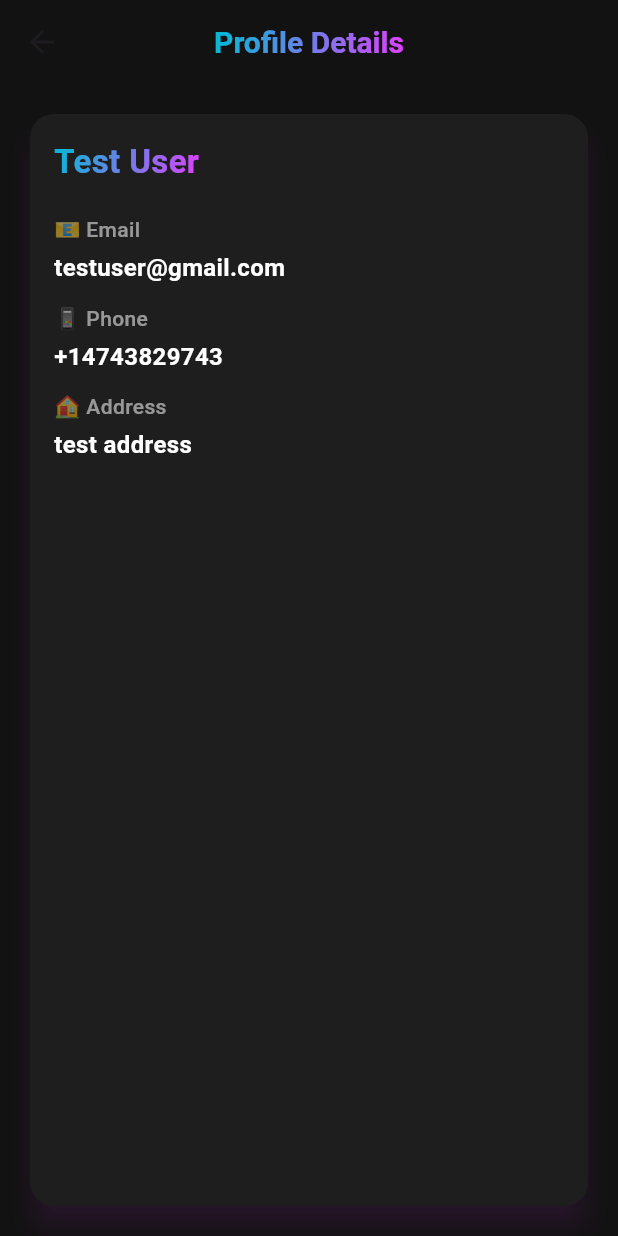
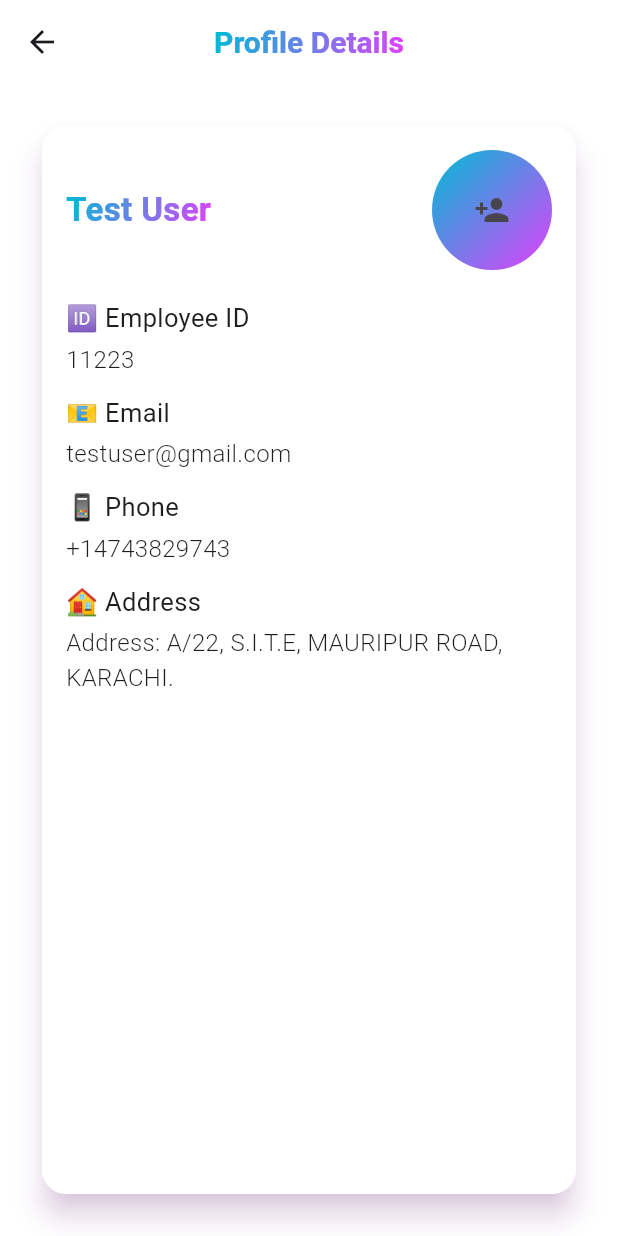
Before and after one commit to mubasheransari/motives-t-new, a Flutter app: the ProfileScreenNew screen opened directly, on a phone screen of 412 x 824 dp. Run offline on Flutter 3.47's test engine with Material 3 defaults, Android fonts, the phone set to English and light mode, and no system bars; our stand-ins replace fl_chart, flutter_bloc, fluttertoast, geolocator, get_storage, google_fonts and 5 more; accounts and stored records are empty.

Commit message:
new profile screen

```diff
--- /dev/null
+++ b/devtools_options.yaml
@@ -0,0 +1,3 @@
+description: This file stores settings for Dart & Flutter DevTools.
+documentation: https://docs.flutter.dev/tools/devtools/extensions#configure-extension-enablement-states
+extensions:
--- a/lib/screens/dashboard.dart
+++ b/lib/screens/dashboard.dart
@@ -1,6 +1,7 @@
 import 'package:fl_chart/fl_chart.dart';
 import 'package:flutter/material.dart';
 import 'package:flutter_bloc/flutter_bloc.dart';
+import 'package:motives_tneww/screens/profile_screen.dart';
 import 'package:motives_tneww/theme_change/theme_bloc.dart';
 import 'package:motives_tneww/theme_change/theme_event.dart';
 
@@ -50,10 +51,6 @@ class _DashboardScreenState extends State<DashboardScreen> {
               activeColor: Colors.purple,
               onChanged: (value) {
                 context.read<ThemeBloc>().add(ToggleThemeEvent(value));
-                // setState(() {
-                //   isAvailable = value;
-                //   // Here you can trigger theme change in your main app
-                // });
               },
             ),
           ),
@@ -151,7 +148,11 @@ class _DashboardScreenState extends State<DashboardScreen> {
                     mainAxisAlignment: MainAxisAlignment.spaceBetween,
                     children: [
                       _buildMenuButton(Icons.access_time, "Time\nCard"),
-                       _buildMenuButton(Icons.person, "Profile\nDetails"),
+                       InkWell(
+                        onTap:(){
+                          Navigator.push(context, MaterialPageRoute(builder: (context)=> ProfileScreenNew()));
+                        },
+                        child: _buildMenuButton(Icons.person, "Profile\nDetails")),
                       // _buildMenuButton(
                       //   Icons.alt_route,
                       //   "Today's\nRoute",
--- a/lib/screens/login_screen.dart
+++ b/lib/screens/login_screen.dart
@@ -30,6 +30,9 @@ class _LoginScreenDarkState extends State<LoginScreenDark> {
         backgroundColor: Colors.transparent,
         elevation: 0,
 actions: [
+       Row(
+         children: [//isDark ? "☀️" : "🌙",
+        //  ShaderMaskText(text: isDark ? "☀️" : "🌙".toUpperCase(), textxfontsize: 24),
            Transform.scale(
                 scale: 0.6,
                 child: Switch(
@@ -44,6 +47,8 @@ actions: [
                     // });
                   },
                 ),
+              ),
+         ],
        ),
   // IconButton(
   //   icon: Icon(
--- a/lib/screens/profile_screen.dart
+++ b/lib/screens/profile_screen.dart
@@ -1,5 +1,8 @@
 import 'package:flutter/material.dart';
 import 'dart:math';
+
+import 'package:flutter_bloc/flutter_bloc.dart';
+import 'package:motives_tneww/theme_change/theme_bloc.dart';
 
 class ProfileScreenNew extends StatelessWidget {
   // final String name;
@@ -11,8 +14,9 @@ class ProfileScreenNew extends StatelessWidget {
 
   @override
   Widget build(BuildContext context) {
+          final isDark = context.watch<ThemeBloc>().state.themeMode == ThemeMode.dark;
     return Scaffold(
-      backgroundColor: Color(0xFF121212), // Dark background
+ //     backgroundColor: Color(0xFF121212), // Dark background
       appBar: AppBar(
         title: ShaderMaskText(
           text: "Profile Details",
@@ -25,9 +29,9 @@ class ProfileScreenNew extends StatelessWidget {
       body: SizedBox(
         width: MediaQuery.of(context).size.width,
         child: Padding(
-          padding: EdgeInsets.all(16.0),
+          padding: EdgeInsets.all(24.0),
           child: Card(
-            color: Color(0xFF1E1E1E), // Dark card
+            color:isDark ? Color(0xFF1E1E1E):Colors.white, // Dark card
             elevation: 8,
             shadowColor: Colors.purple.withOpacity(0.4),
             shape: RoundedRectangleBorder(
@@ -38,16 +42,35 @@ class ProfileScreenNew extends StatelessWidget {
               child: Column(
                 crossAxisAlignment: CrossAxisAlignment.start,
                 children: [
-                  ShaderMaskText(
-                    text: "Test User",
-                    textxfontsize: 22,
+
+                  Row(
+                    mainAxisAlignment: MainAxisAlignment.spaceBetween,
+                    children: [
+                      ShaderMaskText(
+                        text: "Test User",
+                        textxfontsize: 22,
+                      ),
+                                        Container(
+                    height: 80,
+                    width: 80,
+                    decoration:BoxDecoration(
+                      gradient: LinearGradient(          colors: [Colors.cyan, Colors.purpleAccent],
+          begin: Alignment.topLeft,
+          end: Alignment.bottomRight,),
+                     // color: Colors.grey[200],
+                      borderRadius: BorderRadius.circular(40)
+                    ),
+                    child: Center(child: IconButton(onPressed: (){}, icon: Icon(Icons.person_add)))),
+                    ],
                   ),
                   SizedBox(height: 20),
-                  _profileDetail("📧 Email", "testuser@gmail.com"),
+                  _profileDetail("🆔 Employee ID ", "11223",context),
+                   SizedBox(height: 12),
+                    _profileDetail("📧 Email", "testuser@gmail.com",context),
                   SizedBox(height: 12),
-                  _profileDetail("📱 Phone", "+14743829743"),
+                  _profileDetail("📱 Phone", "+14743829743",context),
                   SizedBox(height: 12),
-                  _profileDetail("🏠 Address", "test address"),
+                  _profileDetail("🏠 Address", "Address: A/22, S.I.T.E, MAURIPUR ROAD, KARACHI.",context),
                 ],
               ),
             ),
@@ -57,16 +80,17 @@ class ProfileScreenNew extends StatelessWidget {
     );
   }
 
-  Widget _profileDetail(String title, String value) {
+  Widget _profileDetail(String title, String value,BuildContext context) {
+        final isDark = context.watch<ThemeBloc>().state.themeMode == ThemeMode.dark;
     return Column(
       crossAxisAlignment: CrossAxisAlignment.start,
       children: [
         Text(
           title,
           style: TextStyle(
-            fontSize: 14,
-            color: Colors.white54,
-            fontWeight: FontWeight.w500,
+            fontSize: 17,
+            color: isDark ? Colors.white:Color(0xFF1E1E1E),
+            fontWeight: FontWeight.w400,
           ),
         ),
         SizedBox(height: 4),
@@ -74,8 +98,8 @@ class ProfileScreenNew extends StatelessWidget {
           value,
           style: TextStyle(
             fontSize: 16,
-            color: Colors.white,
-            fontWeight: FontWeight.w600,
+         color: isDark ? Colors.white:Color(0xFF1E1E1E),
+            fontWeight: FontWeight.w300,
           ),
         ),
       ],
```
Lines whose indentation alone changed are shown as unchanged.
